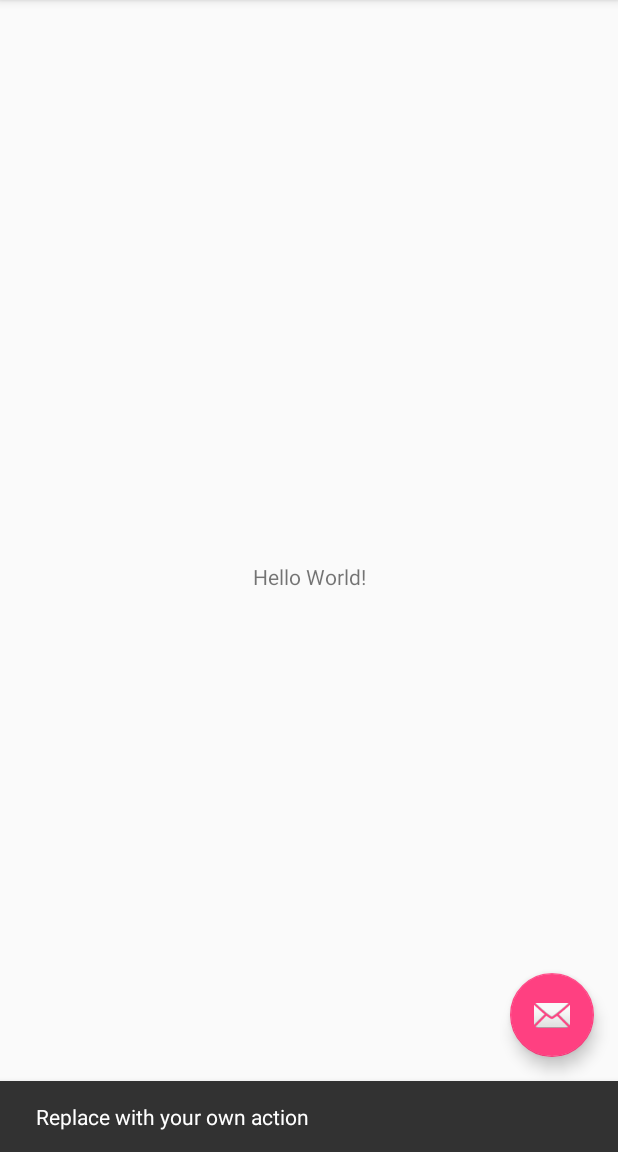
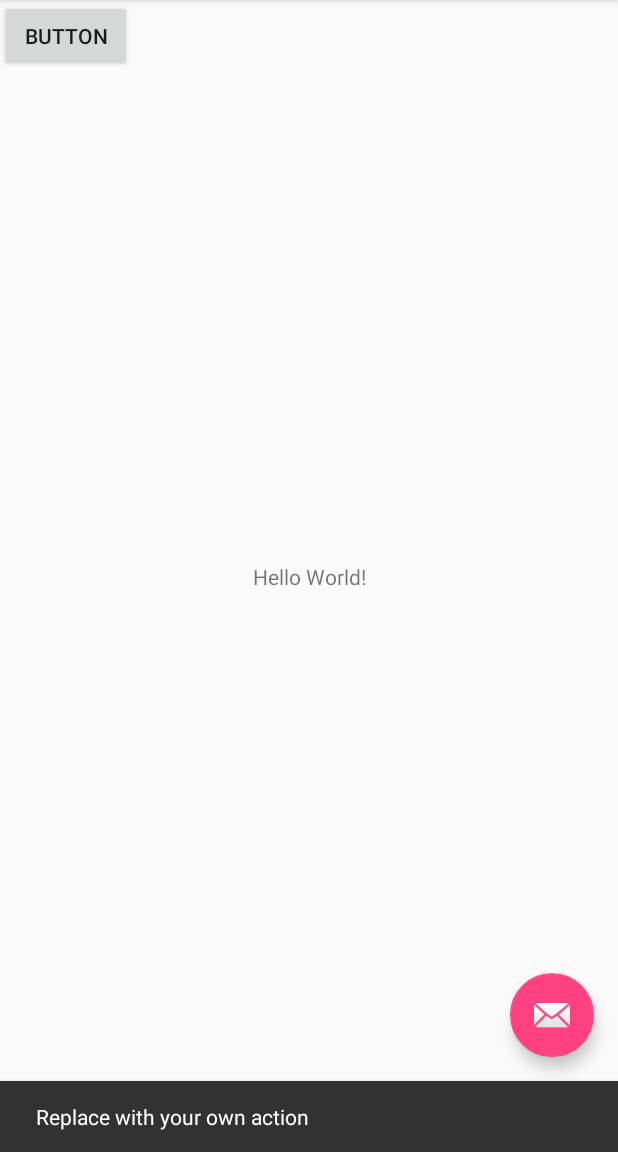
Before and after one commit to bhandarisaurav/DSSLessonPlan, an Android app: the screen it shows after launch (MainActivity), after a tap on an icon or button, on a phone screen of 412 x 824 dp, the part 84-1236 px from its top. Run offline under Robolectric (Android 15) with nearby library versions, the phone set to English and light mode, and no system bars.

Commit message:
Some Changes

```diff
--- a/app/src/main/AndroidManifest.xml
+++ b/app/src/main/AndroidManifest.xml
@@ -19,6 +19,7 @@
                 <category android:name="android.intent.category.LAUNCHER" />
             </intent-filter>
         </activity>
+        <activity android:name=".night"/>
     </application>
 
 </manifest>
--- a/app/src/main/java/com/dss/lessonplan/MainActivity.java
+++ b/app/src/main/java/com/dss/lessonplan/MainActivity.java
@@ -1,6 +1,7 @@
 package com.dss.lessonplan;
 
 import android.content.Intent;
+import android.net.Uri;
 import android.os.Bundle;
 import android.support.design.widget.FloatingActionButton;
 import android.support.design.widget.Snackbar;
@@ -13,6 +14,7 @@ import android.support.v7.app.AppCompatActivity;
 import android.support.v7.widget.Toolbar;
 import android.view.Menu;
 import android.view.MenuItem;
+import android.widget.Button;
 
 public class MainActivity extends AppCompatActivity
         implements NavigationView.OnNavigationItemSelectedListener {
@@ -21,6 +23,19 @@ public class MainActivity extends AppCompatActivity
     protected void onCreate(Bundle savedInstanceState) {
         super.onCreate(savedInstanceState);
         setContentView(R.layout.activity_main);
+
+        Button button = (Button) findViewById(R.id.button1);
+        button.setOnClickListener(new View.OnClickListener() {
+            public void onClick(View arg0) {
+
+                // Start NewActivity.class
+                Intent myIntent = new Intent(MainActivity.this,night.class);
+                startActivity(myIntent);
+            }
+        });
+
+
+
         Toolbar toolbar = (Toolbar) findViewById(R.id.toolbar);
         setSupportActionBar(toolbar);
 
@@ -83,9 +98,12 @@ public class MainActivity extends AppCompatActivity
 
         if (id == R.id.nav_camera) {
             // Handle the camera action
+            Intent intent = new Intent("android.media.action.IMAGE_CAPTURE");
+            startActivity(intent);
         } else if (id == R.id.nav_gallery) {
-            setContentView(R.layout.night_layout);
 
+            Intent i = new Intent(Intent.ACTION_PICK,android.provider.MediaStore.Images.Media.EXTERNAL_CONTENT_URI);
+            startActivity(i);
         } else if (id == R.id.nav_slideshow) {
 
         } else if (id == R.id.nav_manage) {
--- a/app/src/main/res/layout/content_main.xml
+++ b/app/src/main/res/layout/content_main.xml
@@ -17,4 +17,11 @@
         app:layout_constraintRight_toRightOf="parent"
         app:layout_constraintTop_toTopOf="parent" />
 
+    <Button
+        android:id="@+id/button1"
+        android:layout_width="wrap_content"
+        android:layout_height="wrap_content"
+        android:text="@string/button" />
+
+
 </android.support.constraint.ConstraintLayout>
--- a/app/src/main/res/values/strings.xml
+++ b/app/src/main/res/values/strings.xml
@@ -2,8 +2,9 @@
     <string name="app_name">DSS Lesson Plan</string>
     <string name="navigation_drawer_open">Open navigation drawer</string>
     <string name="navigation_drawer_close">Close navigation drawer</string>
-    <string name="nav_header_title">Android Studio</string>
-    <string name="nav_header_subtitle">android.studio@android.com</string>
+    <string name="nav_header_title">DSS Lesson Plan</string>
+    <string name="nav_header_subtitle">lessonplan.sifal.dwit.edu.np</string>
     <string name="nav_header_desc">Navigation header</string>
     <string name="action_settings">Settings</string>
+    <string name="button">Button</string>
 </resources>
```
Also changed, not shown: app/src/main/java/com/dss/lessonplan/night.java (added, +14 -0 lines).
